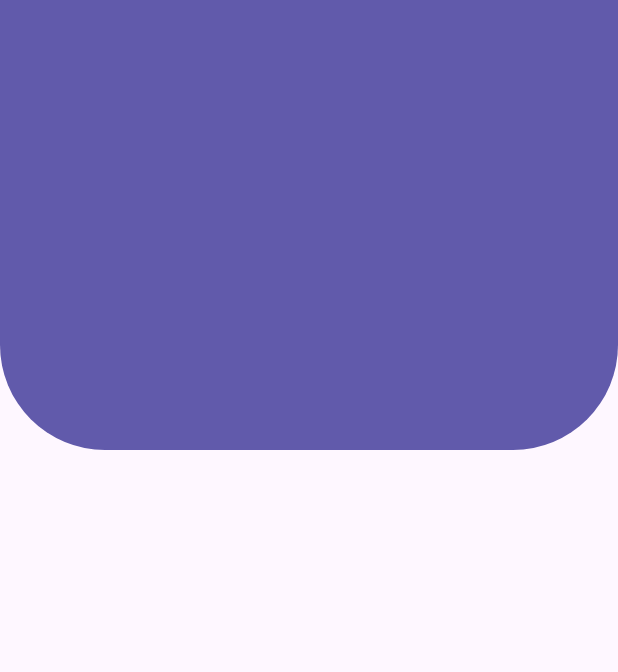
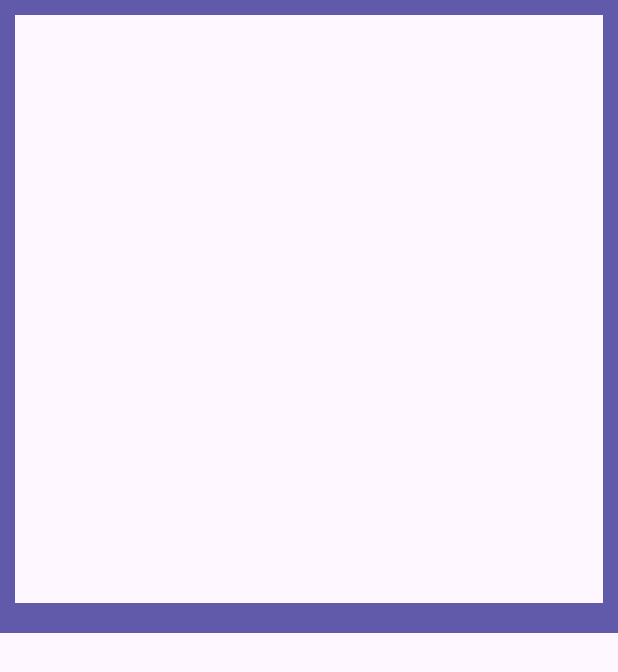
Before and after one commit to gnievap/custom_painter, a Flutter app: the screen it shows after launch, on a phone screen of 412 x 824 dp. Shown: the top 672 px of the screen. Run offline on Flutter 3.47's test engine with Material 3 defaults, Android fonts, the phone set to English and light mode, and no system bars.

Commit message:
Iniciando a pintar con CustomPainter

```diff
--- a/lib/src/pages/headers_page.dart
+++ b/lib/src/pages/headers_page.dart
@@ -7,7 +7,7 @@
   @override
   Widget build(BuildContext context) {
     return Scaffold(
-      body: HeaderBordesRedondeados()
+      body: HeaderDiagonal()
     );
   }
 }
--- a/lib/src/widgets/headers.dart
+++ b/lib/src/widgets/headers.dart
@@ -29,3 +29,42 @@
     );
   }
 }
+
+class HeaderDiagonal extends StatelessWidget {
+  const HeaderDiagonal({super.key});
+
+  @override
+  Widget build(BuildContext context) {
+    return  Container(
+      height: double.infinity,
+      width: double.infinity,
+      //color: Color(0xff615AAB),
+      child: CustomPaint(
+        painter: _HeaderDiagonalPainter(),
+      ),
+    );
+  }
+}
+
+class _HeaderDiagonalPainter extends CustomPainter {
+  @override
+  void paint(Canvas canvas, Size size) {
+    final lapiz = Paint();
+    // Propiedades
+    lapiz.color = Color(0xff615AAB);
+    lapiz.style = PaintingStyle.stroke; // .fill .stroke
+    lapiz.strokeWidth = 20;
+
+    final path = new Path();
+    // Dibujar con el path y el lapiz
+    path.moveTo(0, size.height * 0.5);
+    path.lineTo(size.width, size.height * 0.5);
+    path.lineTo(size.width, 0);
+    path.lineTo(0, 0);
+    path.lineTo(0, size.height * 0.5);
+    canvas.drawPath(path, lapiz);
+  }
+
+  @override
+  bool shouldRepaint(CustomPainter oldDelegate) => true;
+}
```
